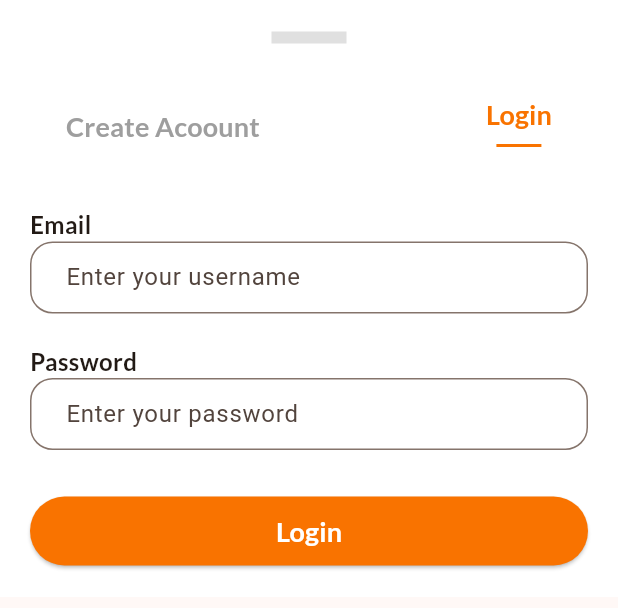
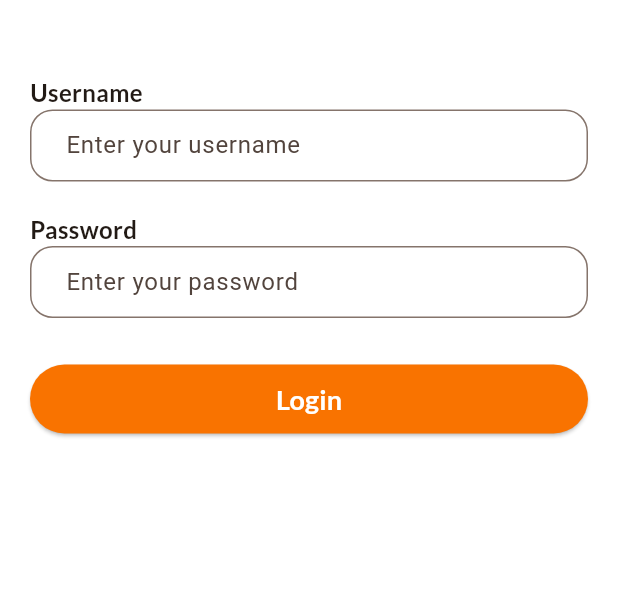
Before and after one commit to Lemidinku/Digital-Restaurant-Bloc, a Flutter app: the LoginForm widget shown alone on an empty page, opened directly, on a phone screen of 412 x 824 dp. Shown: the top 608 px of the screen. Run offline on Flutter 3.47's test engine with Material 3 defaults, Android fonts, the phone set to English and light mode, and no system bars; our stand-ins replace bloc, equatable, flutter_bloc, flutter_rating_bar, flutter_secure_storage, google_fonts and 1 more; missing offline and left inert: dart:ffi; accounts and stored records are empty; network calls fail.

Commit message:
updated login_form and created login_page

```diff
--- a/frontend/restaurant/lib/presentation/login-form.dart
+++ b/frontend/restaurant/lib/presentation/login-form.dart
@@ -1,6 +1,7 @@
 import 'package:flutter/material.dart';
 import 'package:google_fonts/google_fonts.dart';
-import 'welcome-screen.dart';
+import '../application/auth/auth_bloc.dart';
+import 'package:flutter_bloc/flutter_bloc.dart';
 
 class LoginForm extends StatelessWidget {
   LoginForm({super.key});
@@ -8,93 +9,26 @@ class LoginForm extends StatelessWidget {
   final TextEditingController passwordController = TextEditingController();
   @override
   Widget build(BuildContext context) {
-    return SingleChildScrollView(
+    return BlocListener<AuthBloc, AuthState>(
+      listener: (context, state) {
+        if (state is AuthAuthenticated) {
+          print("Login successful");
+          Navigator.pushReplacementNamed(context, '/entry');
+        } else if (state is AuthError) {
+          print("login not successful");
+          ScaffoldMessenger.of(context)
+              .showSnackBar(SnackBar(content: Text("Login failed")));
+        }
+      },
       child: Container(
         padding: const EdgeInsets.all(20.0),
         color: Colors.white,
         child: Column(
           crossAxisAlignment: CrossAxisAlignment.stretch,
           children: <Widget>[
-            Center(
-              child: SizedBox(
-                width: 50,
-                child: Divider(
-                  thickness: 8,
-                  color: Colors.grey[300],
-                  height: 10,
-                ),
-              ),
-            ),
-            const SizedBox(height: 30.0),
-            Row(
-              mainAxisAlignment: MainAxisAlignment.spaceBetween,
-              children: [
-                ElevatedButton(
-                  onPressed: () {
-                    Navigator.pop(context);
-                    showRegisterForm(context);
-                  },
-                  style: TextButton.styleFrom(
-                    foregroundColor: Colors.white,
-                    backgroundColor: Colors.white, // Text color
-                    elevation: 0, // Adding elevation like an ElevatedButton
-                    shape: RoundedRectangleBorder(
-                      borderRadius: BorderRadius.circular(4.0),
-                    ),
-                  ),
-                  child: Column(
-                    children: [
-                      Text(
-                        'Create Acoount',
-                        style: GoogleFonts.lato(
-                          fontSize: 18.0,
-                          fontWeight: FontWeight.bold,
-                          color: Colors.grey,
-                        ),
-                      ),
-                    ],
-                  ),
-                ),
-                ElevatedButton(
-                  onPressed: () {
-                    Navigator.pop(context);
-                    showLoginForm(context);
-                  },
-                  style: TextButton.styleFrom(
-                    foregroundColor: Colors.white,
-                    backgroundColor: Colors.white, // Text color
-                    elevation: 0, // Adding elevation like an ElevatedButton
-                    shape: RoundedRectangleBorder(
-                      borderRadius: BorderRadius.circular(4.0),
-                    ),
-                  ),
-                  child: Column(
-                    children: [
-                      Text(
-                        'Login',
-                        style: GoogleFonts.lato(
-                          fontSize: 18.0,
-                          fontWeight: FontWeight.bold,
-                          color: const Color(0xFFF97300),
-                        ),
-                      ),
-                      const SizedBox(
-                        width: 30,
-                        height: 15,
-                        child: Divider(
-                          thickness: 2,
-                          color: Color(0xFFF97300),
-                          height: 1,
-                        ),
-                      )
-                    ],
-                  ),
-                ),
-              ],
-            ),
             const SizedBox(height: 30.0),
             Text(
-              'Email',
+              'Username',
               style:
                   GoogleFonts.lato(fontSize: 16.0, fontWeight: FontWeight.bold),
             ),
@@ -141,10 +75,11 @@ class LoginForm extends StatelessWidget {
             const SizedBox(height: 30.0),
             ElevatedButton(
               onPressed: () {
-                print(usernameController);
-                print(passwordController);
-                Navigator.pushNamed(context, '/entry');
-                // Add navigation or form submission logic here
+                BlocProvider.of<AuthBloc>(context).add(AuthLogin(
+                  username: usernameController.text,
+                  password: passwordController.text,
+                ));
+                print(usernameController.text + ' ' + passwordController.text);
               },
               style: ElevatedButton.styleFrom(
                 backgroundColor: const Color(0xFFF97300), // Background color
```
Also changed, not shown: frontend/restaurant/lib/presentation/login_page.dart (added, +145 -0 lines).
